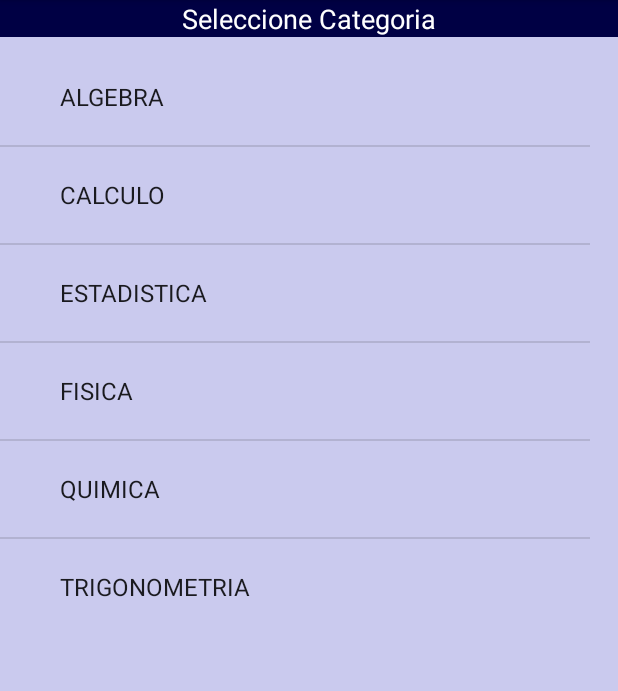
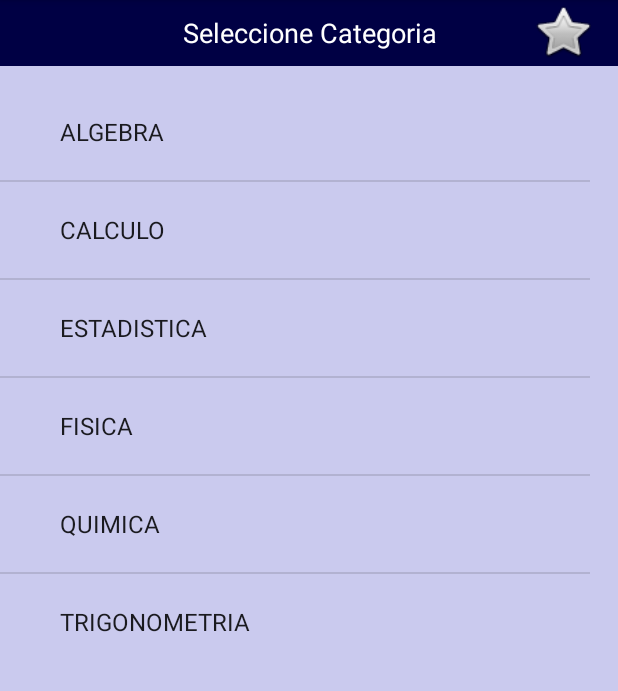
Before and after one commit to yeison642/GestodeFormula, an Android app: the screen it shows after launch (MainActivity), on a phone screen of 412 x 824 dp, the part 84-775 px from its top. Run offline under Robolectric (Android 15) with nearby library versions, the phone set to English and light mode, and no system bars.

Commit message:
Creacion de Boton Favorito en el Main

```diff
--- a/app/src/main/AndroidManifest.xml
+++ b/app/src/main/AndroidManifest.xml
@@ -16,6 +16,7 @@
         <activity android:name=".quimica"></activity>
         <activity android:name=".trigonometria"></activity>
         <activity android:name=".estadistica"></activity>
+        <activity android:name=".favoritos"></activity>
         <activity android:name=".MainActivity">
 
 
--- a/app/src/main/java/com/example/gestodeformulas/MainActivity.java
+++ b/app/src/main/java/com/example/gestodeformulas/MainActivity.java
@@ -7,14 +7,19 @@ import android.os.Bundle;
 import android.view.View;
 import android.widget.AdapterView;
 import android.widget.ArrayAdapter;
+import android.widget.Button;
 import android.widget.ListView;
 import android.widget.TextView;
 import android.widget.Toast;
 
 public class MainActivity extends AppCompatActivity implements ListView.OnItemClickListener {
 
+    Button favoritoB;
     ListView listView;
+
     String []valores = new String[] {"ALGEBRA","CALCULO","ESTADISTICA","FISICA","QUIMICA","TRIGONOMETRIA"};
+
+
 
 
     @Override
@@ -28,9 +33,14 @@ public class MainActivity extends AppCompatActivity implements ListView.OnItemCl
         listView.setOnItemClickListener(this);
         listView.setAdapter(adapter);
 
-
+    }
+    //Metodo el boton favorito
+    public void Favorito(View view){
+        Intent favoritod = new Intent(this, favoritos.class);
+        startActivity(favoritod);
     }
 
+    //Metodo para la navegacion del ListView
     @Override
     public void onItemClick(AdapterView<?> adapterView, View view, int i, long l) {
         String algebraV ="ALGEBRA";
--- a/app/src/main/res/layout/activity_main.xml
+++ b/app/src/main/res/layout/activity_main.xml
@@ -9,22 +9,36 @@
 
     <TextView
         android:id="@+id/txEncabezado"
-        android:layout_width="match_parent"
-        android:layout_height="wrap_content"
+        android:layout_width="413dp"
+        android:layout_height="44dp"
         android:background="#000044"
         android:gravity="center"
         android:text="@string/encabezado_main"
         android:textColor="#FFFFFF"
         android:textSize="18sp"
-        />
+        tools:layout_editor_absoluteX="-2dp"
+        tools:layout_editor_absoluteY="0dp"
+        tools:ignore="MissingConstraints" />
 
     <ListView
         android:id="@+id/lvLista"
         android:layout_width="393dp"
         android:layout_height="383dp"
-        android:layout_marginTop="8dp"
+        android:layout_marginTop="12dp"
         android:textColor="#FFFFFF"
         app:layout_constraintTop_toBottomOf="@+id/txEncabezado"
         tools:layout_editor_absoluteX="9dp"
-        />
+        tools:ignore="MissingConstraints" />
+
+    <Button
+        android:id="@+id/btFavoritos"
+        android:layout_width="44dp"
+        android:layout_height="42dp"
+        android:layout_marginEnd="16dp"
+        android:layout_marginRight="16dp"
+        android:background="@android:drawable/btn_star"
+        android:onClick="Favorito"
+        app:layout_constraintEnd_toEndOf="@+id/txEncabezado"
+        tools:ignore="MissingConstraints"
+        tools:layout_editor_absoluteY="0dp" />
 </androidx.constraintlayout.widget.ConstraintLayout>
--- a/app/src/main/res/values/strings.xml
+++ b/app/src/main/res/values/strings.xml
@@ -5,7 +5,7 @@
 
     <!-- TODO: Remove or change this placeholder text -->
     <string name="hello_blank_fragment">Hello blank fragment</string>
-    <string name="encabezado_main">Seleccione Categoria</string>
+    <string name="encabezado_main">   Seleccione Categoria</string>
     <string name="encabezado_algebra">Seleccione Tema</string>
 
 </resources>
```
Also changed, not shown: app/src/main/java/com/example/gestodeformulas/favoritos.java (added, +14 -0 lines), app/src/main/res/layout/activity_favoritos.xml (added, +12 -0 lines).
